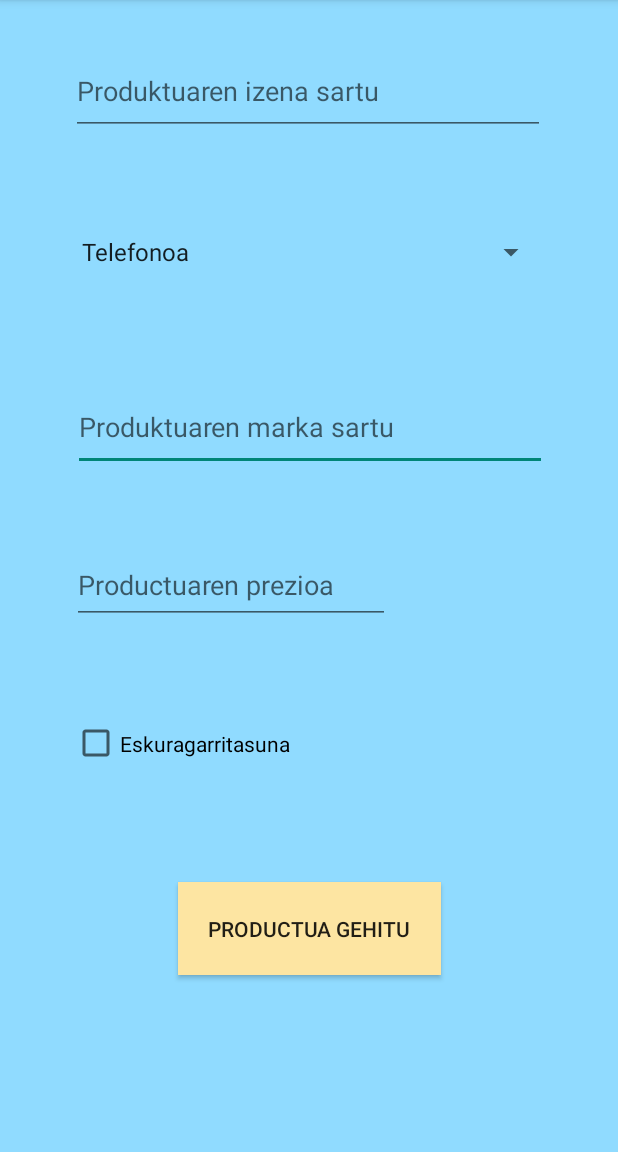
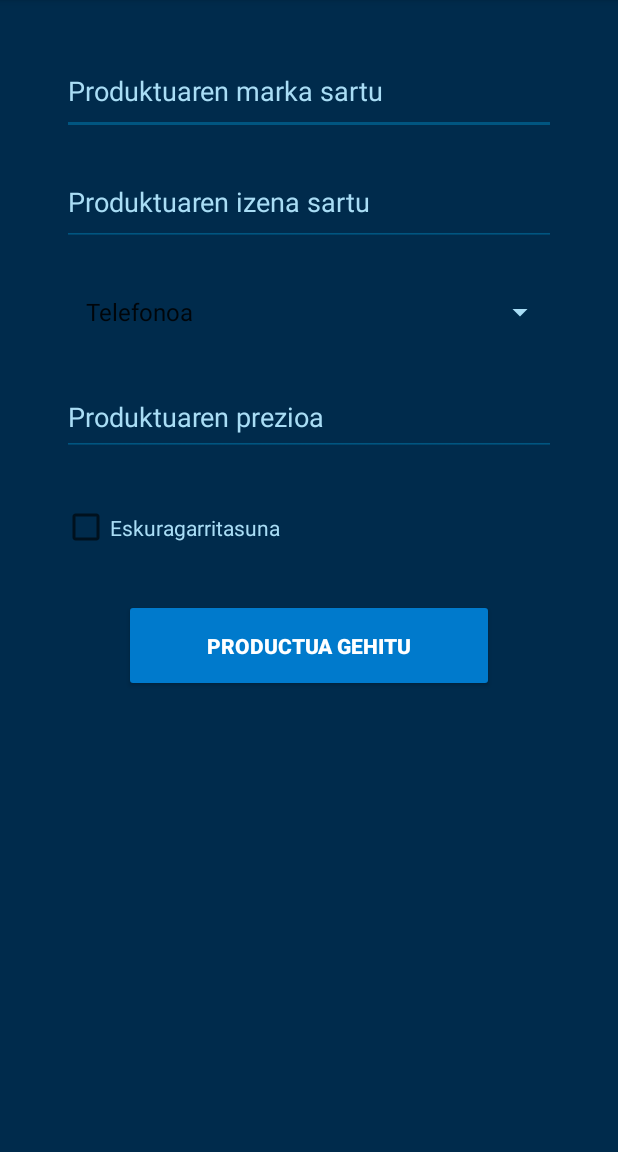
Before and after one commit to UgaitzBil/ProiektuaPMUL_Bilbao_Ugaitz, an Android app: the Productua_gehitu screen opened directly, with no data from a screen before it, on a phone screen of 412 x 824 dp, the part 84-1236 px from its top. Run offline under Robolectric (Android 15) with nearby library versions, the phone set to English and light mode, and no system bars.

Commit message:
estetica app

```diff
--- a/app/src/main/java/com/example/myapplication/Productua_gehitu.kt
+++ b/app/src/main/java/com/example/myapplication/Productua_gehitu.kt
@@ -33,6 +33,7 @@ class Productua_gehitu : AppCompatActivity() {
 
         val ListakoAukerak = arrayOf("Telefonoa", "Ordenagailua", "Telebista", "Osagarria")
         val adapter = ArrayAdapter(this, android.R.layout.simple_spinner_item, ListakoAukerak)
+
         adapter.setDropDownViewResource(android.R.layout.simple_spinner_dropdown_item)
         mota.adapter = adapter
 
--- a/app/src/main/res/layout/activity_productua_gehitu.xml
+++ b/app/src/main/res/layout/activity_productua_gehitu.xml
@@ -5,77 +5,100 @@
     android:id="@+id/main"
     android:layout_width="match_parent"
     android:layout_height="match_parent"
-    android:background="#90DBFF"
-    tools:context=".Productua_gehitu">
+    android:background="#002B4C"
+    tools:context=".Productua_gehitu"
+    tools:layout_editor_absoluteX="0dp"
+    tools:layout_editor_absoluteY="0dp">
 
+    <!-- EditText for Product Brand -->
     <EditText
         android:id="@+id/tfmarka"
-        android:layout_width="316dp"
+        android:layout_width="0dp"
         android:layout_height="58dp"
-        android:layout_marginTop="256dp"
-        android:ems="10"
+        android:layout_marginTop="32dp"
+        android:backgroundTint="#005580"
         android:hint="Produktuaren marka sartu"
         android:inputType="text"
+        android:textColor="#FFFFFF"
+        android:textColorHint="#A9DDF5"
         app:layout_constraintEnd_toEndOf="parent"
-        app:layout_constraintHorizontal_bias="0.505"
         app:layout_constraintStart_toStartOf="parent"
-        app:layout_constraintTop_toTopOf="parent" />
+        app:layout_constraintTop_toTopOf="parent"
+        app:layout_constraintWidth_percent="0.8" />
 
+    <!-- EditText for Product Name -->
+    <EditText
+        android:id="@+id/tfizenprod"
+        android:layout_width="0dp"
+        android:layout_height="58dp"
+        android:layout_marginTop="16dp"
+        android:backgroundTint="#005580"
+        android:hint="Produktuaren izena sartu"
+        android:inputType="text"
+        android:textColor="#FFFFFF"
+        android:textColorHint="#A9DDF5"
+        app:layout_constraintEnd_toEndOf="parent"
+        app:layout_constraintStart_toStartOf="parent"
+        app:layout_constraintTop_toBottomOf="@id/tfmarka"
+        app:layout_constraintWidth_percent="0.8" />
+
+    <!-- Spinner for Product Type -->
+    <Spinner
+        android:id="@+id/mota"
+        android:layout_width="0dp"
+        android:layout_height="56dp"
+        android:layout_marginTop="16dp"
+        android:backgroundTint="#A9DDF5"
+        android:popupBackground="#007ACC"
+        app:layout_constraintEnd_toEndOf="parent"
+        app:layout_constraintStart_toStartOf="parent"
+        app:layout_constraintTop_toBottomOf="@id/tfizenprod"
+        app:layout_constraintWidth_percent="0.8"
+        android:spinnerMode="dropdown"
+        android:theme="@style/SpinnerTextStyle" />
+
+    <!-- EditText for Product Price -->
+    <EditText
+        android:id="@+id/tfprice"
+        android:layout_width="0dp"
+        android:layout_height="52dp"
+        android:layout_marginTop="16dp"
+        android:backgroundTint="#005580"
+        android:hint="Produktuaren prezioa"
+        android:inputType="numberDecimal"
+        android:textColor="#FFFFFF"
+        android:textColorHint="#A9DDF5"
+        app:layout_constraintEnd_toEndOf="parent"
+        app:layout_constraintStart_toStartOf="parent"
+        app:layout_constraintTop_toBottomOf="@id/mota"
+        app:layout_constraintWidth_percent="0.8" />
+
+    <!-- CheckBox for Availability -->
+    <CheckBox
+        android:id="@+id/eskuragarritasuna"
+        android:layout_width="0dp"
+        android:layout_height="63dp"
+        android:layout_marginTop="16dp"
+        android:text="Eskuragarritasuna"
+        android:textColor="#A9DDF5"
+        app:layout_constraintEnd_toEndOf="parent"
+        app:layout_constraintStart_toStartOf="parent"
+        app:layout_constraintTop_toBottomOf="@id/tfprice"
+        app:layout_constraintWidth_percent="0.8" />
+
+    <!-- Button for Adding Product -->
     <Button
         android:id="@+id/button"
-        android:layout_width="175dp"
+        android:layout_width="0dp"
         android:layout_height="62dp"
-        android:layout_marginTop="588dp"
-        android:background="#FDE5A2"
+        android:layout_marginTop="16dp"
+        android:backgroundTint="#007ACC"
         android:text="Productua Gehitu"
+        android:textColor="#FFFFFF"
+        android:textStyle="bold"
         app:layout_constraintEnd_toEndOf="parent"
         app:layout_constraintStart_toStartOf="parent"
-        app:layout_constraintTop_toTopOf="parent" />
+        app:layout_constraintTop_toBottomOf="@id/eskuragarritasuna"
+        app:layout_constraintWidth_percent="0.6" />
 
-    <EditText
-        android:id="@+id/tfizenprod"
-        android:layout_width="316dp"
-        android:layout_height="58dp"
-        android:layout_marginTop="32dp"
-        android:ems="10"
-        android:hint="Produktuaren izena sartu"
-        android:inputType="text"
-        app:layout_constraintEnd_toEndOf="parent"
-        app:layout_constraintHorizontal_bias="0.494"
-        app:layout_constraintStart_toStartOf="parent"
-        app:layout_constraintTop_toTopOf="parent" />
-
-    <Spinner
-        android:id="@+id/mota"
-        android:layout_width="318dp"
-        android:layout_height="56dp"
-        android:layout_marginTop="140dp"
-        app:layout_constraintEnd_toEndOf="parent"
-        app:layout_constraintHorizontal_bias="0.494"
-        app:layout_constraintStart_toStartOf="parent"
-        app:layout_constraintTop_toTopOf="parent" />
-
-    <EditText
-        android:id="@+id/tfprice"
-        android:layout_width="212dp"
-        android:layout_height="52dp"
-        android:layout_marginTop="364dp"
-        android:ems="10"
-        android:hint="Productuaren prezioa"
-        android:inputType="numberDecimal"
-        app:layout_constraintEnd_toEndOf="parent"
-        app:layout_constraintHorizontal_bias="0.241"
-        app:layout_constraintStart_toStartOf="parent"
-        app:layout_constraintTop_toTopOf="parent" />
-
-    <CheckBox
-        android:id="@+id/eskuragarritasuna"
-        android:layout_width="198dp"
-        android:layout_height="63dp"
-        android:layout_marginTop="464dp"
-        android:text="Eskuragarritasuna"
-        app:layout_constraintEnd_toEndOf="parent"
-        app:layout_constraintHorizontal_bias="0.225"
-        app:layout_constraintStart_toStartOf="parent"
-        app:layout_constraintTop_toTopOf="parent" />
 </androidx.constraintlayout.widget.ConstraintLayout>
--- a/app/src/main/res/values/colors.xml
+++ b/app/src/main/res/values/colors.xml
@@ -2,6 +2,6 @@
 <resources>
     <color name="black">#FF000000</color>
     <color name="white">#FFFFFFFF</color>
-    <color name="splash">#2bb6fc</color>
+    <color name="splash">#002B4C</color>
     <color name="menu_background">#002B4C</color>
 </resources>
--- a/app/src/main/res/values/styles.xml
+++ b/app/src/main/res/values/styles.xml
@@ -3,4 +3,9 @@
     <style name="MenuStyle">
         <item name="android:background">@color/menu_background</item>
     </style>
+
+    <style name="SpinnerTextStyle">
+        <item name="android:textColor">#FFFFFF</item>
+        <item name="android:padding">8dp</item>
+    </style>
 </resources>
```
Also changed, not shown: app/src/main/res/layout/activity_updateproduktua.xml (+48 -31 lines), app/src/main/res/layout/item_produktuak.xml (+23 -23 lines).
